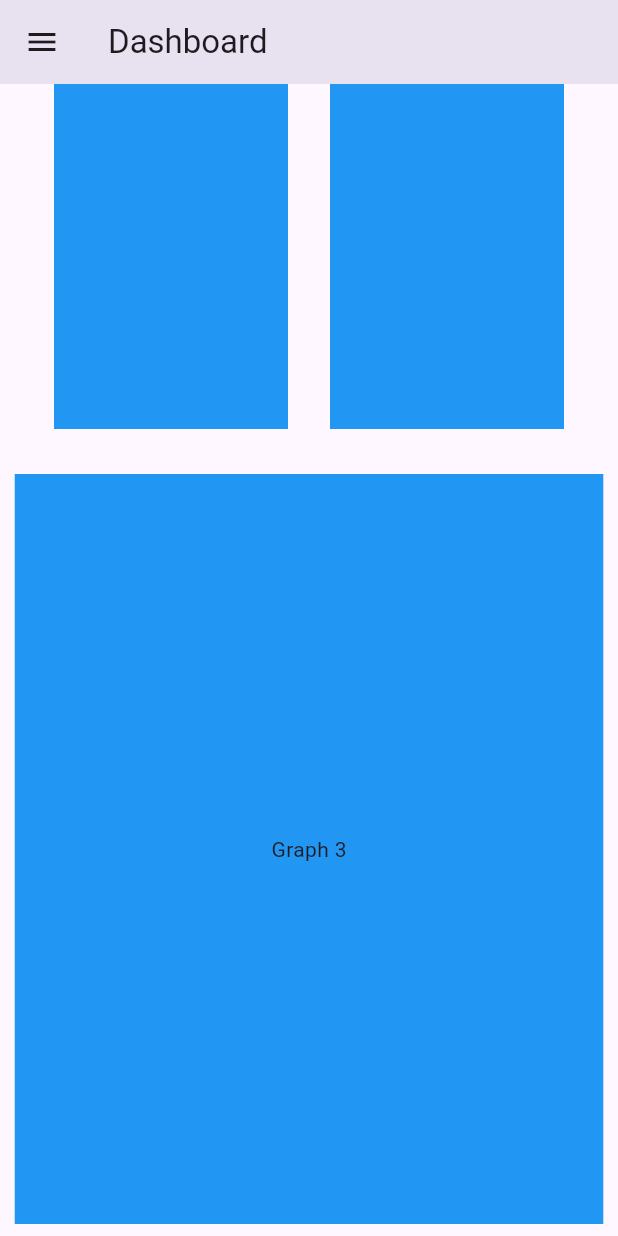
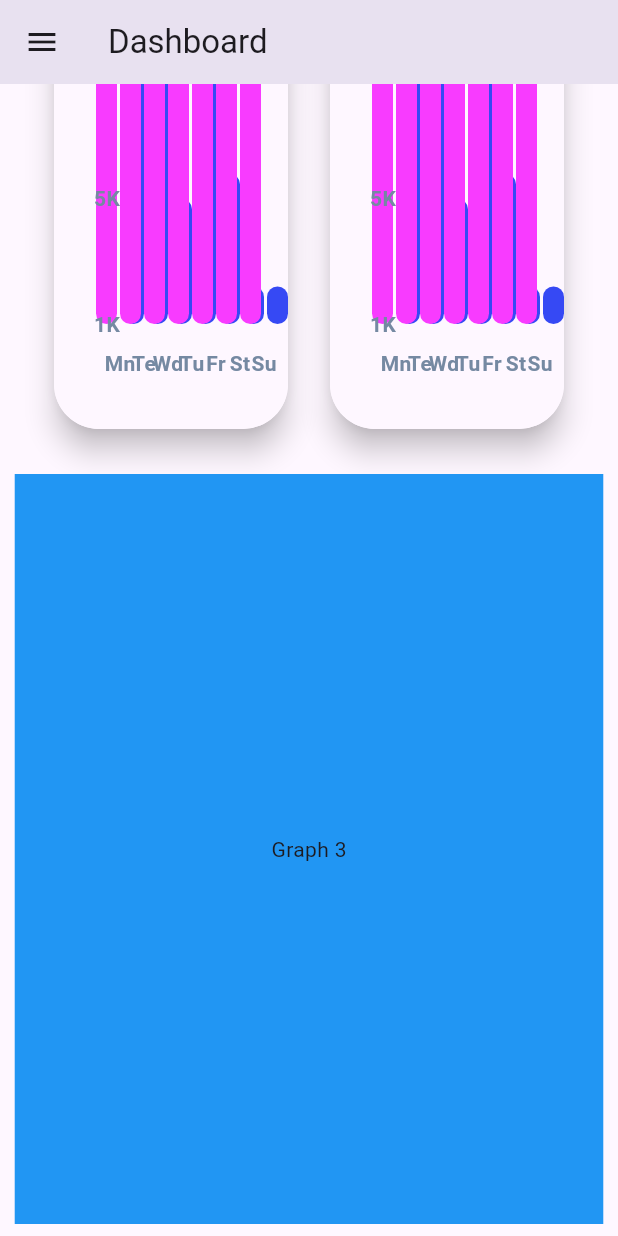
Before and after one commit to ganeshgovala/CarbonSync-Flutter, a Flutter app: the Dashboard screen opened directly, scrolled down 278 dp, on a phone screen of 412 x 824 dp. Run offline on Flutter 3.47's test engine with Material 3 defaults, Android fonts, the light colour scheme and no system bars; drawn by our look-alikes of fl_chart; our stand-ins replace firebase_core; accounts and stored records are empty.

Commit message:
Added two graphs

```diff
--- a/lib/main.dart
+++ b/lib/main.dart
@@ -1,12 +1,17 @@
 // ignore_for_file: library_private_types_in_public_api, sort_child_properties_last, prefer_const_constructors, use_key_in_widget_constructors
 
+import 'package:carbonsync/firebase_options.dart';
 import 'package:carbonsync/pages/AnalyticsPage.dart';
 import 'package:carbonsync/pages/HomePage.dart';
 import 'package:carbonsync/pages/LoginPage.dart';
 import 'package:carbonsync/pages/SettingsPage.dart';
+import 'package:carbonsync/pages/Graph1.dart';
+import 'package:firebase_core/firebase_core.dart';
 import 'package:flutter/material.dart';
 
-void main() {
+void main() async {
+  WidgetsFlutterBinding.ensureInitialized();
+  await Firebase.initializeApp(options: DefaultFirebaseOptions.currentPlatform);
   runApp(MyApp());
 }
 
@@ -19,7 +24,7 @@ class MyApp extends StatelessWidget {
       theme: ThemeData(
         primarySwatch: Colors.blue,
       ),
-      home:LoginPage(),
+      home:Dashboard(),
     );
   }
 }
--- a/lib/pages/AnalyticsPage.dart
+++ b/lib/pages/AnalyticsPage.dart
@@ -1,5 +1,6 @@
-// ignore_for_file: prefer_const_constructors
+// ignore_for_file: prefer_const_constructors, prefer_const_literals_to_create_immutables
 
+import 'package:carbonsync/pages/Graph1.dart';
 import 'package:flutter/material.dart';
 
 class AnalyticsPage extends StatefulWidget {
@@ -22,18 +23,30 @@ class _AnalyticsPageState extends State<AnalyticsPage> {
               Row(
                 mainAxisAlignment: MainAxisAlignment.spaceEvenly,
                 children: [
-                  Container(
-                    height: 500,
-                    width: MediaQuery.of(context).size.width / 2 - 50,
-                    color: Colors.blue,
-                    child: Center(child: Text("graph1")),
+                  Material(
+                    borderRadius: BorderRadius.circular(30),
+                    elevation: 8,
+                    child: Container(
+                      height: 500,
+                      width: MediaQuery.of(context).size.width / 2 - 50,
+                      child: ClipRRect(
+                        borderRadius: BorderRadius.circular(30),
+                        child: BarChartSample2()
+                      ),
+                    ),
                   ),
-                  Container(
-                    height: 500,
-                    width: MediaQuery.of(context).size.width / 2 - 50,
-                    color: Colors.blue,
-                    child: Center(child: Text("graph1")),
-                  )
+                  Material(
+                    borderRadius: BorderRadius.circular(30),
+                    elevation: 8,
+                    child: Container(
+                      height: 500,
+                      width: MediaQuery.of(context).size.width / 2 - 50,
+                      child: ClipRRect(
+                        borderRadius: BorderRadius.circular(30),
+                        child: BarChartSample2()
+                      ),
+                    ),
+                  ),
                 ],
               ),
               SizedBox(height: 30),
--- /dev/null
+++ b/lib/pages/Graph1.dart
@@ -0,0 +1,283 @@
+import 'package:fl_chart/fl_chart.dart';
+import 'package:flutter/material.dart';
+
+class BarChartSample2 extends StatefulWidget {
+  BarChartSample2({super.key});
+  final Color leftBarColor = const Color.fromARGB(255, 248, 59, 255);
+  final Color rightBarColor = const Color.fromARGB(255, 54, 73, 244);
+  final Color avgColor = const Color.fromARGB(255, 255, 65, 65);
+  @override
+  State<StatefulWidget> createState() => BarChartSample2State();
+}
+
+class BarChartSample2State extends State<BarChartSample2> {
+  final double width = 14;
+
+  late List<BarChartGroupData> rawBarGroups;
+  late List<BarChartGroupData> showingBarGroups;
+
+  int touchedGroupIndex = -1;
+
+  @override
+  void initState() {
+    super.initState();
+    final barGroup1 = makeGroupData(0, 10, 12);
+    final barGroup2 = makeGroupData(1, 16, 12);
+    final barGroup3 = makeGroupData(2, 18, 5);
+    final barGroup4 = makeGroupData(3, 20, 16);
+    final barGroup5 = makeGroupData(4, 17, 6);
+    final barGroup6 = makeGroupData(5, 19, 1.5);
+    final barGroup7 = makeGroupData(6, 10, 1.5);
+
+    final items = [
+      barGroup1,
+      barGroup2,
+      barGroup3,
+      barGroup4,
+      barGroup5,
+      barGroup6,
+      barGroup7,
+    ];
+
+    rawBarGroups = items;
+
+    showingBarGroups = rawBarGroups;
+  }
+
+  @override
+  Widget build(BuildContext context) {
+    return Scaffold(
+      body: Padding(
+        padding: const EdgeInsets.all(16),
+        child: Column(
+          crossAxisAlignment: CrossAxisAlignment.stretch,
+          children: <Widget>[
+            Row(
+              mainAxisSize: MainAxisSize.min,
+              children: <Widget>[
+                makeTransactionsIcon(),
+                const SizedBox(
+                  width: 38,
+                ),
+                const Text(
+                  'Montly Data',
+                  style: TextStyle(color: Color.fromARGB(255, 0, 0, 0), fontSize: 22),
+                ),
+                const SizedBox(
+                  width: 4,
+                ),
+                const Text(
+                  'state',
+                  style: TextStyle(color: Color.fromARGB(255, 92, 92, 92), fontSize: 16),
+                ),
+              ],
+            ),
+            const SizedBox(
+              height: 38,
+            ),
+            Expanded(
+              child: BarChart(
+                BarChartData(
+                  maxY: 20,
+                  barTouchData: BarTouchData(
+                    touchTooltipData: BarTouchTooltipData(
+                      getTooltipColor: ((group) {
+                        return Colors.grey;
+                      }),
+                      getTooltipItem: (a, b, c, d) => null,
+                    ),
+                    touchCallback: (FlTouchEvent event, response) {
+                      if (response == null || response.spot == null) {
+                        setState(() {
+                          touchedGroupIndex = -1;
+                          showingBarGroups = List.of(rawBarGroups);
+                        });
+                        return;
+                      }
+
+                      touchedGroupIndex = response.spot!.touchedBarGroupIndex;
+
+                      setState(() {
+                        if (!event.isInterestedForInteractions) {
+                          touchedGroupIndex = -1;
+                          showingBarGroups = List.of(rawBarGroups);
+                          return;
+                        }
+                        showingBarGroups = List.of(rawBarGroups);
+                        if (touchedGroupIndex != -1) {
+                          var sum = 0.0;
+                          for (final rod
+                              in showingBarGroups[touchedGroupIndex].barRods) {
+                            sum += rod.toY;
+                          }
+                          final avg = sum /
+                              showingBarGroups[touchedGroupIndex]
+                                  .barRods
+                                  .length;
+
+                          showingBarGroups[touchedGroupIndex] =
+                              showingBarGroups[touchedGroupIndex].copyWith(
+                            barRods: showingBarGroups[touchedGroupIndex]
+                                .barRods
+                                .map((rod) {
+                              return rod.copyWith(
+                                  toY: avg, color: widget.avgColor);
+                            }).toList(),
+                          );
+                        }
+                      });
+                    },
+                  ),
+                  titlesData: FlTitlesData(
+                    show: true,
+                    rightTitles: const AxisTitles(
+                      sideTitles: SideTitles(showTitles: false),
+                    ),
+                    topTitles: const AxisTitles(
+                      sideTitles: SideTitles(showTitles: false),
+                    ),
+                    bottomTitles: AxisTitles(
+                      sideTitles: SideTitles(
+                        showTitles: true,
+                        getTitlesWidget: bottomTitles,
+                        reservedSize: 42,
+                      ),
+                    ),
+                    leftTitles: AxisTitles(
+                      sideTitles: SideTitles(
+                        showTitles: true,
+                        reservedSize: 28,
+                        interval: 1,
+                        getTitlesWidget: leftTitles,
+                      ),
+                    ),
+                  ),
+                  borderData: FlBorderData(
+                    show: false,
+                  ),
+                  barGroups: showingBarGroups,
+                  gridData: const FlGridData(show: false),
+                ),
+              ),
+            ),
+            const SizedBox(
+              height: 12,
+            ),
+          ],
+        ),
+      ),
+    );
+  }
+
+  Widget leftTitles(double value, TitleMeta meta) {
+    const style = TextStyle(
+      color: Color(0xff7589a2),
+      fontWeight: FontWeight.bold,
+      fontSize: 14,
+    );
+    String text;
+    if (value == 0) {
+      text = '1K';
+    } else if (value == 5) {
+      text = '5K';
+    }else if (value == 10) {
+      text = '10K';
+    } else if (value == 15) {
+      text = '15K';
+    } else if (value == 19) {
+      text = '20K';
+    } else {
+      return Container();
+    }
+    return SideTitleWidget(
+      axisSide: meta.axisSide,
+      space: 0,
+      child: Text(text, style: style),
+    );
+  }
+
+  Widget bottomTitles(double value, TitleMeta meta) {
+    final titles = <String>['Mn', 'Te', 'Wd', 'Tu', 'Fr', 'St', 'Su'];
+
+    final Widget text = Text(
+      titles[value.toInt()],
+      style: const TextStyle(
+        color: Color(0xff7589a2),
+        fontWeight: FontWeight.bold,
+        fontSize: 14,
+      ),
+    );
+
+    return SideTitleWidget(
+      axisSide: meta.axisSide,
+      space: 16, //margin top
+      child: text,
+    );
+  }
+
+  BarChartGroupData makeGroupData(int x, double y1, double y2) {
+    return BarChartGroupData(
+      barsSpace: 4,
+      x: x,
+      barRods: [
+        BarChartRodData(
+          toY: y1,
+          color: widget.leftBarColor,
+          width: width,
+        ),
+        BarChartRodData(
+          toY: y2,
+          color: widget.rightBarColor,
+          width: width,
+        ),
+      ],
+    );
+  }
+
+  Widget makeTransactionsIcon() {
+    const width = 4.5;
+    const space = 3.5;
+    return Row(
+      mainAxisSize: MainAxisSize.min,
+      children: <Widget>[
+        Container(
+          width: width,
+          height: 10,
+          color: Colors.white.withOpacity(0.4),
+        ),
+        const SizedBox(
+          width: space,
+        ),
+        Container(
+          width: width,
+          height: 28,
+          color: Colors.white.withOpacity(0.8),
+        ),
+        const SizedBox(
+          width: space,
+        ),
+        Container(
+          width: width,
+          height: 42,
+          color: Colors.white.withOpacity(1),
+        ),
+        const SizedBox(
+          width: space,
+        ),
+        Container(
+          width: width,
+          height: 28,
+          color: Colors.white.withOpacity(0.8),
+        ),
+        const SizedBox(
+          width: space,
+        ),
+        Container(
+          width: width,
+          height: 10,
+          color: Colors.white.withOpacity(0.4),
+        ),
+      ],
+    );
+  }
+}
--- a/lib/pages/LoginPage.dart
+++ b/lib/pages/LoginPage.dart
@@ -31,9 +31,8 @@ class _LoginPageState extends State<LoginPage> {
                   children: [
                     Row(
                       children: [
-                        Image.asset(),
+                        Image.asset('lib/assets/emblem.png'),
                       ],
-
                     )
                   ],
                 )
--- a/pubspec.yaml
+++ b/pubspec.yaml
@@ -35,6 +35,10 @@ dependencies:
   # The following adds the Cupertino Icons font to your application.
   # Use with the CupertinoIcons class for iOS style icons.
   cupertino_icons: ^1.0.8
+  firebase_core: ^3.4.1
+  firebase_auth: ^5.2.1
+  cloud_firestore: ^5.4.1
+  fl_chart: ^0.69.0
 
 dev_dependencies:
   flutter_test:
```
Also changed, not shown: lib/auth/authService.dart (added, +12 -0 lines), firebase.json (added), lib/firebase_options.dart (added), pubspec.lock, 6 other files.
